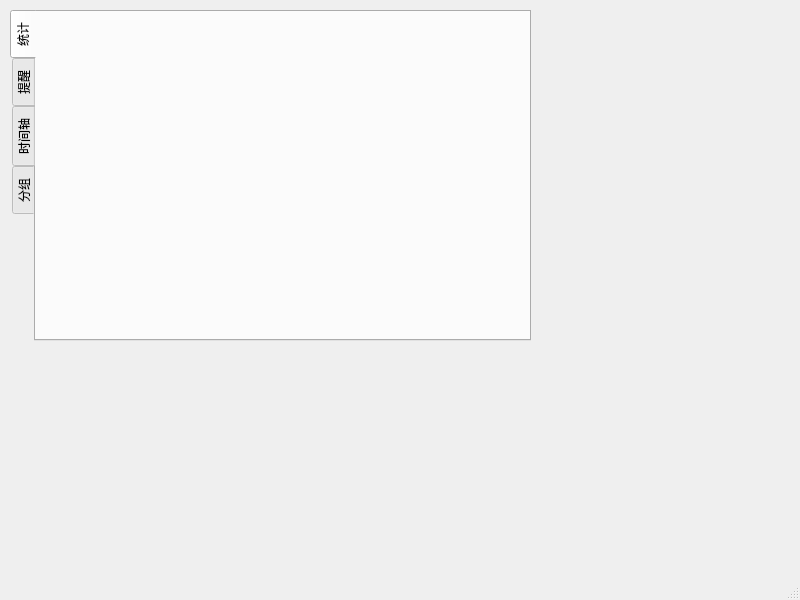
First picture: the form in mainwindow.ui, repository tianzhengs/QT_23proj, before the edit.
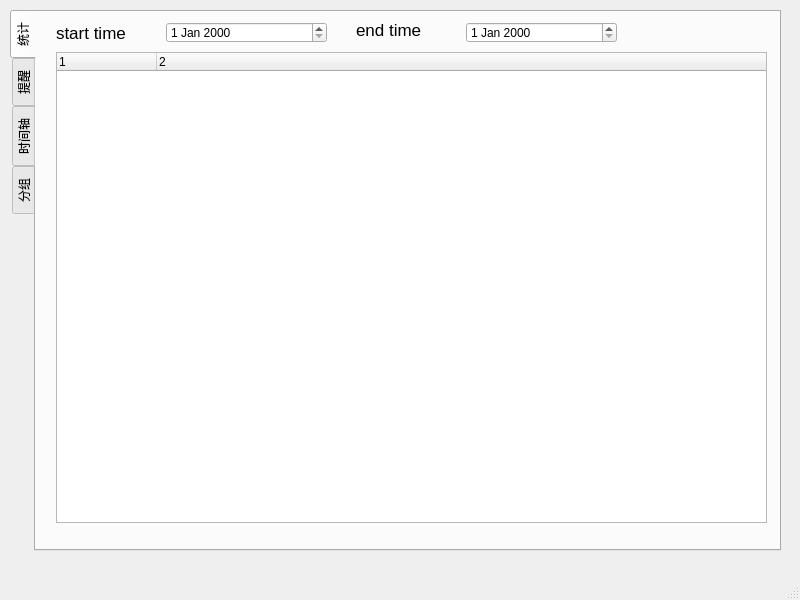
Second picture: the form after the edit. The open tabs and pages were chosen to show the change.

```diff
--- a/mainwindow.ui
+++ b/mainwindow.ui
@@ -19,8 +19,8 @@
      <rect>
       <x>10</x>
       <y>10</y>
-      <width>521</width>
-      <height>331</height>
+      <width>771</width>
+      <height>541</height>
      </rect>
     </property>
     <property name="tabPosition">
@@ -33,6 +33,88 @@
      <attribute name="title">
       <string>统计</string>
      </attribute>
+     <widget class="QDateEdit" name="dateEdit">
+      <property name="geometry">
+       <rect>
+        <x>130</x>
+        <y>10</y>
+        <width>161</width>
+        <height>21</height>
+       </rect>
+      </property>
+     </widget>
+     <widget class="QDateEdit" name="dateEdit_2">
+      <property name="geometry">
+       <rect>
+        <x>430</x>
+        <y>10</y>
+        <width>151</width>
+        <height>21</height>
+       </rect>
+      </property>
+     </widget>
+     <widget class="QLabel" name="label_3">
+      <property name="geometry">
+       <rect>
+        <x>20</x>
+        <y>10</y>
+        <width>91</width>
+        <height>21</height>
+       </rect>
+      </property>
+      <property name="font">
+       <font>
+        <pointsize>13</pointsize>
+       </font>
+      </property>
+      <property name="text">
+       <string>start time</string>
+      </property>
+     </widget>
+     <widget class="QLabel" name="label_4">
+      <property name="geometry">
+       <rect>
+        <x>320</x>
+        <y>10</y>
+        <width>91</width>
+        <height>16</height>
+       </rect>
+      </property>
+      <property name="font">
+       <font>
+        <pointsize>13</pointsize>
+       </font>
+      </property>
+      <property name="text">
+       <string>end time</string>
+      </property>
+     </widget>
+     <widget class="QTreeWidget" name="time">
+      <property name="geometry">
+       <rect>
+        <x>20</x>
+        <y>40</y>
+        <width>711</width>
+        <height>471</height>
+       </rect>
+      </property>
+      <property name="allColumnsShowFocus">
+       <bool>false</bool>
+      </property>
+      <property name="columnCount">
+       <number>2</number>
+      </property>
+      <column>
+       <property name="text">
+        <string notr="true">1</string>
+       </property>
+      </column>
+      <column>
+       <property name="text">
+        <string notr="true">2</string>
+       </property>
+      </column>
+     </widget>
     </widget>
     <widget class="QWidget" name="tab_2">
      <attribute name="title">
```
Left out of the diff: 16 changed lines with no effect on the pictures.
